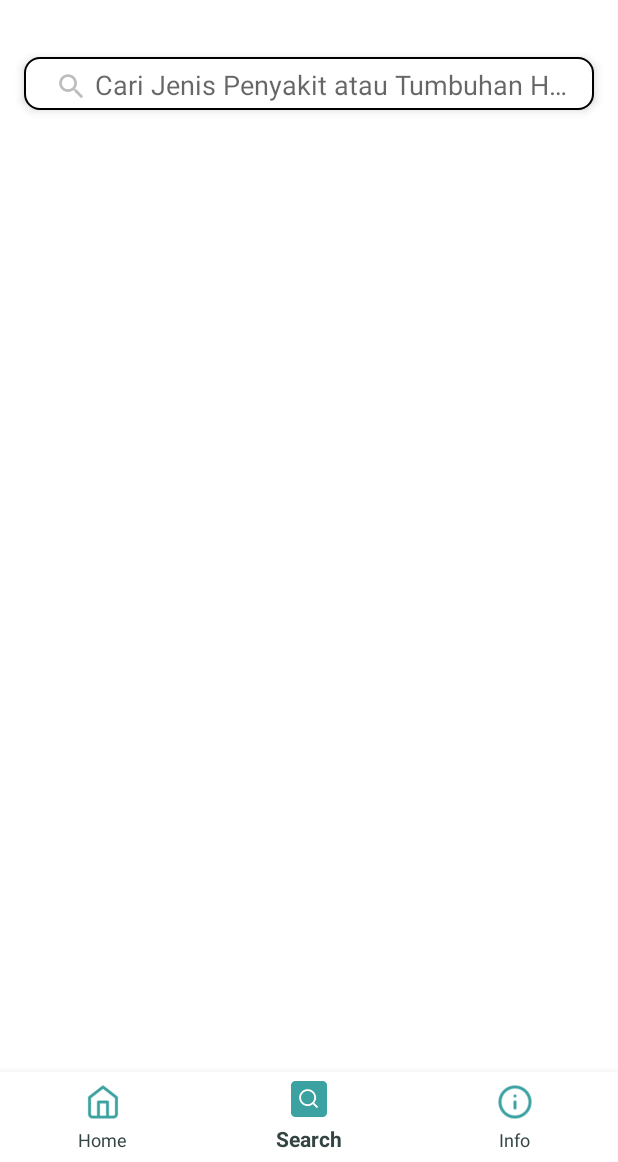
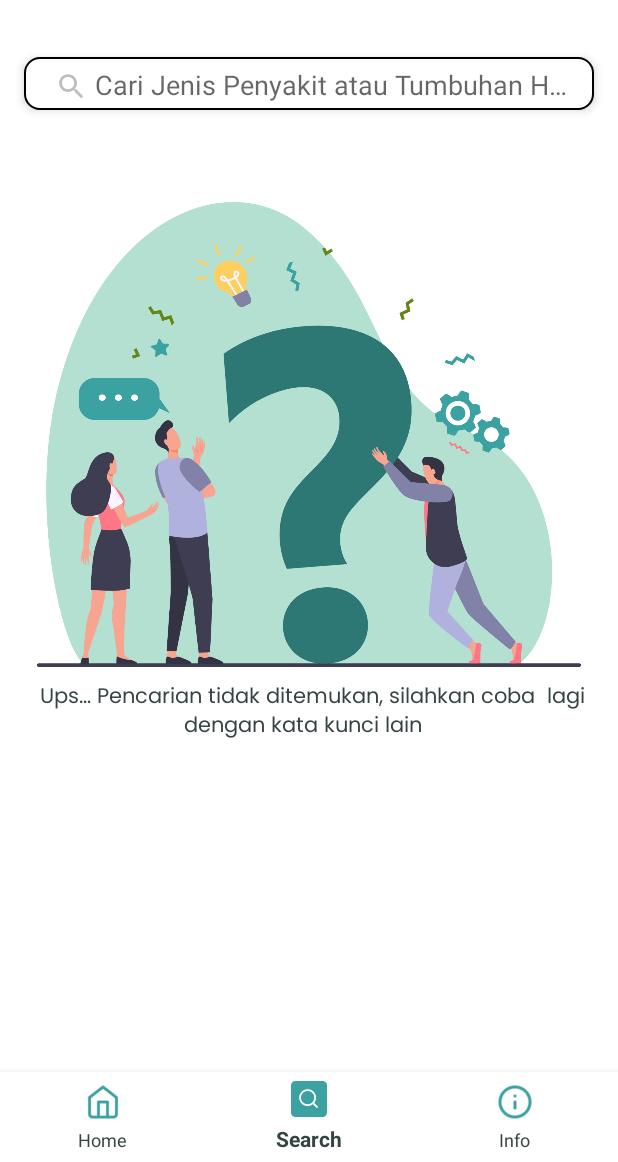
Before and after one commit to Dinusbank/Android, an Android app: the SearchFragment screen opened through its navigation route, on a phone screen of 412 x 824 dp, the part 74-1236 px from its top. Run offline under Robolectric (Android 15) with nearby library versions, the phone set to English and light mode, and no system bars; our stand-ins replace navigation-ui; Roboto replaces fonts that are not available here.

Commit message:
add search function

```diff
--- a/app/src/main/java/com/dinusbank/tumbuhin/api/LeafesApiService.kt
+++ b/app/src/main/java/com/dinusbank/tumbuhin/api/LeafesApiService.kt
@@ -1,11 +1,18 @@
 package com.dinusbank.tumbuhin.api
 
-import com.dinusbank.tumbuhin.data.ResponseDataLeafes
 import com.dinusbank.tumbuhin.data.ResponseLeafes
 import retrofit2.Call
+import retrofit2.http.Field
+import retrofit2.http.FormUrlEncoded
 import retrofit2.http.GET
+import retrofit2.http.POST
 
 interface LeafesApiService {
     @GET("/")
     fun getLeafes(): Call<ResponseLeafes>
+
+    @FormUrlEncoded
+    @POST("/search.php")
+    fun getSearch(@Field("search") search: String): Call<ResponseLeafes>
+
 }
--- a/app/src/main/res/layout/fragment_search.xml
+++ b/app/src/main/res/layout/fragment_search.xml
@@ -29,8 +29,8 @@
         android:layout_marginEnd="16dp"
         android:background="@drawable/rounded_search"
         android:elevation="4dp"
-        app:defaultQueryHint="Cari Jenis Penyakit atau Tumbuhan Herbal..."
-        app:queryHint="Cari Jenis Penyakit atau Tumbuhan Herbal..." />
+        app:defaultQueryHint="@string/search_hint"
+        app:queryHint="@string/search_hint" />
 
     <ImageView
         android:id="@+id/imageView3"
@@ -41,9 +41,10 @@
         android:layout_marginEnd="16dp"
         android:src="@drawable/vector_search_error"
         android:contentDescription="@string/error_image"
-        android:visibility="gone"/>
+        android:visibility="visible"/>
 
     <TextView
+        android:id="@+id/text_null"
         android:layout_width="match_parent"
         android:layout_height="57dp"
         android:layout_marginTop="2dp"
@@ -52,7 +53,7 @@
         android:text="@string/search_error"
         android:textColor="@color/font_color"
         android:textSize="14sp"
-        android:visibility="gone"/>
+        android:visibility="visible"/>
 
     <androidx.recyclerview.widget.RecyclerView
         android:id="@+id/leafes_adapter"
@@ -60,6 +61,7 @@
         android:layout_height="wrap_content"
         android:layout_marginTop="10dp"
         android:layout_marginBottom="60dp"
-        tools:listitem="@layout/item_plants" />
+        tools:listitem="@layout/item_plants"
+        android:visibility="gone"/>
 
 </LinearLayout>
--- a/app/src/main/res/values/strings.xml
+++ b/app/src/main/res/values/strings.xml
@@ -72,4 +72,5 @@
     <string name="manfaat_example">Kesehatan gigi, Mengobati tukak lambung, Mencegah kanker, Mengusir hama, Mengusir ketombe, Menghilangkan kutu rambut, Mencegah penuaan dini.</string>
     <string name="composition">Komposisi Tumbuhan</string>
     <string name="composition_example">mengandung senyawa golongan flavonoid, tannin, saponin, terpenoid, alkaloid, asam lemak, steroid dan triterpenoid.</string>
+    <string name="search_hint">Cari Jenis Penyakit atau Tumbuhan Herbal...</string>
 </resources>
```
Also changed, not shown: app/src/main/java/com/dinusbank/tumbuhin/ui/main/SearchFragment.kt (+29 -12 lines), app/src/main/java/com/dinusbank/tumbuhin/viewmodel/SearchViewModel.kt (+16 -0 lines).
